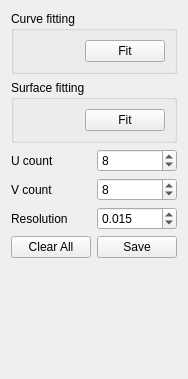
Old version of the form nurbs_plugin/nurbstools.ui in the repository ialhashim/topo-blend.
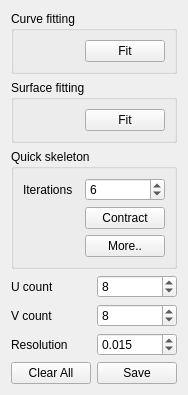
New version of the form. Icons and pictures are not drawn.

Diff of the .ui file:
```diff
--- a/nurbs_plugin/nurbstools.ui
+++ b/nurbs_plugin/nurbstools.ui
@@ -14,39 +14,6 @@
    <string>Form</string>
   </property>
   <layout class="QGridLayout" name="gridLayout_3">
-   <item row="1" column="0" colspan="2">
-    <widget class="QGroupBox" name="groupBox_2">
-     <property name="title">
-      <string>Surface fitting</string>
-     </property>
-     <layout class="QGridLayout" name="gridLayout_2">
-      <item row="0" column="0">
-       <spacer name="horizontalSpacer_2">
-        <property name="orientation">
-         <enum>Qt::Horizontal</enum>
-        </property>
-        <property name="sizeHint" stdset="0">
-         <size>
-          <width>40</width>
-          <height>20</height>
-         </size>
-        </property>
-       </spacer>
-      </item>
-      <item row="0" column="1">
-       <widget class="QPushButton" name="fitSurfaceButton">
-        <property name="text">
-         <string>Fit</string>
-        </property>
-        <property name="icon">
-         <iconset resource="../topo-blend/topo-blend.qrc">
-          <normaloff>:/images/nurbs_surface.png</normaloff>:/images/nurbs_surface.png</iconset>
-        </property>
-       </widget>
-      </item>
-     </layout>
-    </widget>
-   </item>
    <item row="0" column="0" colspan="2">
     <widget class="QGroupBox" name="groupBox">
      <property name="title">
@@ -80,74 +47,61 @@
      </layout>
     </widget>
    </item>
-   <item row="4" column="1">
-    <widget class="QSpinBox" name="vCount">
-     <property name="minimum">
-      <number>4</number>
+   <item row="1" column="0" colspan="2">
+    <widget class="QGroupBox" name="groupBox_2">
+     <property name="title">
+      <string>Surface fitting</string>
      </property>
-     <property name="maximum">
-      <number>500</number>
-     </property>
-     <property name="value">
-      <number>8</number>
-     </property>
+     <layout class="QGridLayout" name="gridLayout_2">
+      <item row="0" column="0">
+       <spacer name="horizontalSpacer_2">
+        <property name="orientation">
+         <enum>Qt::Horizontal</enum>
+        </property>
+        <property name="sizeHint" stdset="0">
+         <size>
+          <width>40</width>
+          <height>20</height>
+         </size>
+        </property>
+       </spacer>
+      </item>
+      <item row="0" column="1">
+       <widget class="QPushButton" name="fitSurfaceButton">
+        <property name="text">
+         <string>Fit</string>
+        </property>
+        <property name="icon">
+         <iconset resource="../topo-blend/topo-blend.qrc">
+          <normaloff>:/images/nurbs_surface.png</normaloff>:/images/nurbs_surface.png</iconset>
+        </property>
+       </widget>
+      </item>
+     </layout>
     </widget>
    </item>
-   <item row="2" column="1">
-    <widget class="QSpinBox" name="uCount">
-     <property name="minimum">
-      <number>4</number>
-     </property>
-     <property name="maximum">
-      <number>500</number>
-     </property>
-     <property name="value">
-      <number>8</number>
-     </property>
-    </widget>
-   </item>
-   <item row="6" column="1">
-    <widget class="QPushButton" name="saveButton">
-     <property name="text">
-      <string>Save</string>
-     </property>
-    </widget>
-   </item>
-   <item row="7" column="1">
-    <spacer name="verticalSpacer_2">
-     <property name="orientation">
-      <enum>Qt::Vertical</enum>
-     </property>
-     <property name="sizeHint" stdset="0">
-      <size>
-       <width>20</width>
-       <height>40</height>
-      </size>
-     </property>
-    </spacer>
-   </item>
-   <item row="2" column="0">
-    <widget class="QLabel" name="label">
-     <property name="text">
-      <string>U count</string>
-     </property>
-    </widget>
-   </item>
-   <item row="6" column="0">
-    <widget class="QPushButton" name="clearButton">
-     <property name="text">
-      <string>Clear All</string>
-     </property>
-    </widget>
-   </item>
-   <item row="4" column="0">
+   <item row="5" column="0">
     <widget class="QLabel" name="label_2">
      <property name="text">
       <string>V count</string>
      </property>
     </widget>
    </item>
-   <item row="5" column="1">
+   <item row="7" column="0">
+    <widget class="QPushButton" name="clearButton">
+     <property name="text">
+      <string>Clear All</string>
+     </property>
+    </widget>
+   </item>
+   <item row="3" column="0">
+    <widget class="QLabel" name="label">
+     <property name="text">
+      <string>U count</string>
+     </property>
+    </widget>
+   </item>
+   <item row="6" column="1">
     <widget class="QDoubleSpinBox" name="resolution">
      <property name="decimals">
       <number>3</number>
@@ -166,13 +120,113 @@
      </property>
     </widget>
    </item>
-   <item row="5" column="0">
+   <item row="6" column="0">
     <widget class="QLabel" name="label_3">
      <property name="text">
       <string>Resolution</string>
      </property>
     </widget>
    </item>
+   <item row="8" column="1">
+    <spacer name="verticalSpacer_2">
+     <property name="orientation">
+      <enum>Qt::Vertical</enum>
+     </property>
+     <property name="sizeHint" stdset="0">
+      <size>
+       <width>20</width>
+       <height>40</height>
+      </size>
+     </property>
+    </spacer>
+   </item>
+   <item row="7" column="1">
+    <widget class="QPushButton" name="saveButton">
+     <property name="text">
+      <string>Save</string>
+     </property>
+    </widget>
+   </item>
+   <item row="3" column="1">
+    <widget class="QSpinBox" name="uCount">
+     <property name="minimum">
+      <number>4</number>
+     </property>
+     <property name="maximum">
+      <number>500</number>
+     </property>
+     <property name="value">
+      <number>8</number>
+     </property>
+    </widget>
+   </item>
+   <item row="5" column="1">
+    <widget class="QSpinBox" name="vCount">
+     <property name="minimum">
+      <number>4</number>
+     </property>
+     <property name="maximum">
+      <number>500</number>
+     </property>
+     <property name="value">
+      <number>8</number>
+     </property>
+    </widget>
+   </item>
+   <item row="2" column="0" colspan="2">
+    <widget class="QGroupBox" name="groupBox_3">
+     <property name="title">
+      <string>Quick skeleton</string>
+     </property>
+     <layout class="QGridLayout" name="gridLayout_4">
+      <item row="2" column="1">
+       <widget class="QPushButton" name="skeletonButton">
+        <property name="text">
+         <string>Contract</string>
+        </property>
+        <property name="icon">
+         <iconset resource="../topo-blend/topo-blend.qrc">
+          <normaloff>:/nurbs_plugin/images/bone.png</normaloff>:/nurbs_plugin/images/bone.png</iconset>
+        </property>
+       </widget>
+      </item>
+      <item row="2" column="0">
+       <spacer name="horizontalSpacer_3">
+        <property name="orientation">
+         <enum>Qt::Horizontal</enum>
+        </property>
+        <property name="sizeHint" stdset="0">
+         <size>
+          <width>40</width>
+          <height>20</height>
+         </size>
+        </property>
+       </spacer>
+      </item>
+      <item row="0" column="1">
+       <widget class="QSpinBox" name="contractIterations">
+        <property name="value">
+         <number>6</number>
+        </property>
+       </widget>
+      </item>
+      <item row="0" column="0">
+       <widget class="QLabel" name="label_4">
+        <property name="text">
+         <string>Iterations</string>
+        </property>
+       </widget>
+      </item>
+      <item row="3" column="1">
+       <widget class="QPushButton" name="skeletonButtonStep">
+        <property name="text">
+         <string>More..</string>
+        </property>
+       </widget>
+      </item>
+     </layout>
+    </widget>
+   </item>
   </layout>
  </widget>
  <resources>
```
